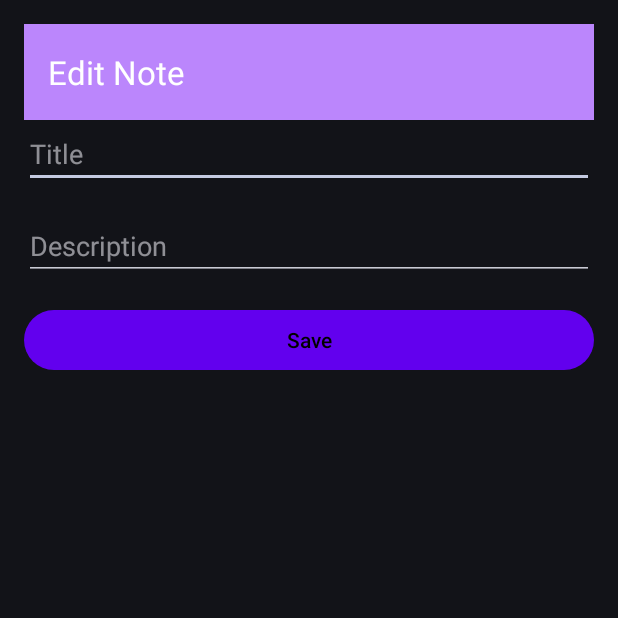
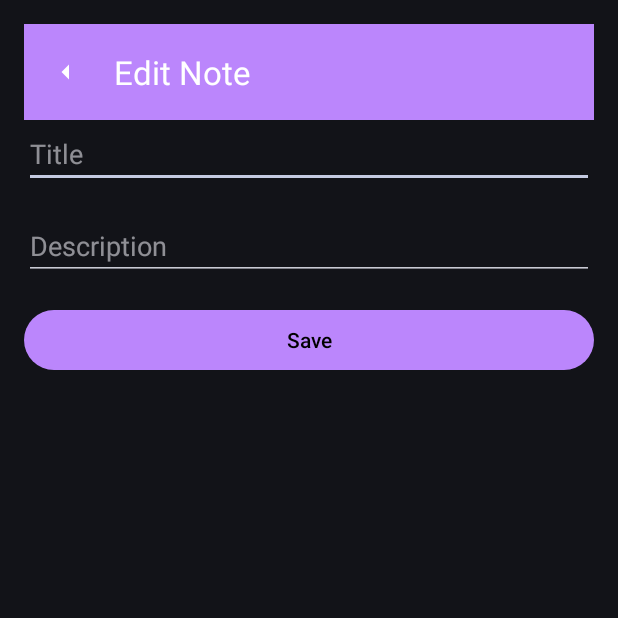
Before and after one commit to MeteorBlitz/note-taking-app, an Android app: the EditNoteActivity screen opened directly, with no data from a screen before it, on a phone screen of 412 x 824 dp, the top half of it. Run offline under Robolectric (Android 15) with nearby library versions, the phone set to English and light mode, and no system bars; our stand-ins replace Dagger/Hilt's generated code.

Commit message:
back button & title color added in add, edit page

```diff
--- a/app/src/main/java/com/example/note_taking_app/ui/edit/EditNoteActivity.kt
+++ b/app/src/main/java/com/example/note_taking_app/ui/edit/EditNoteActivity.kt
@@ -1,10 +1,12 @@
 package com.example.note_taking_app.ui.edit
 
 import android.os.Bundle
+import android.view.MenuItem
 import android.widget.Toast
 import androidx.activity.enableEdgeToEdge
 import androidx.activity.viewModels
 import androidx.appcompat.app.AppCompatActivity
+import androidx.core.content.ContextCompat
 import androidx.core.view.ViewCompat
 import androidx.core.view.WindowInsetsCompat
 import com.example.note_taking_app.R
@@ -24,6 +26,15 @@ class EditNoteActivity : AppCompatActivity() {
         super.onCreate(savedInstanceState)
         binding = ActivityEditNoteBinding.inflate(layoutInflater)
         setContentView(binding.root)
+
+        // Set up toolbar
+        setSupportActionBar(binding.toolbar)
+        supportActionBar?.title = "Edit Note"
+        binding.toolbar.setTitleTextColor(ContextCompat.getColor(this, R.color.white))
+
+        // Enable the Up button (back arrow)
+        supportActionBar?.setDisplayHomeAsUpEnabled(true)
+        supportActionBar?.setDisplayShowHomeEnabled(true)
 
 
         // Get the note ID passed from the previous screen
@@ -51,4 +62,15 @@ class EditNoteActivity : AppCompatActivity() {
             }
         }
     }
+
+    override fun onOptionsItemSelected(item: MenuItem): Boolean {
+        when (item.itemId) {
+            android.R.id.home -> {
+                // Handle the back button press using the new method
+                onBackPressedDispatcher.onBackPressed()
+                return true
+            }
+        }
+        return super.onOptionsItemSelected(item)
+    }
 }
--- /dev/null
+++ b/app/src/main/res/drawable/ic_arrow_back_white.xml
@@ -0,0 +1,10 @@
+<?xml version="1.0" encoding="utf-8"?>
+<vector xmlns:android="http://schemas.android.com/apk/res/android"
+    android:width="24dp"
+    android:height="24dp"
+    android:viewportWidth="24"
+    android:viewportHeight="24">
+    <path
+        android:fillColor="#FFFFFF"
+        android:pathData="M14,7L9,12L14,17"/>
+</vector>
--- a/app/src/main/res/layout/activity_edit_note.xml
+++ b/app/src/main/res/layout/activity_edit_note.xml
@@ -3,18 +3,16 @@
 <LinearLayout xmlns:android="http://schemas.android.com/apk/res/android"
     android:layout_width="match_parent"
     android:layout_height="match_parent"
-    xmlns:app="http://schemas.android.com/apk/res-auto"
     android:fitsSystemWindows="true"
     android:orientation="vertical"
     android:padding="16dp">
 
-    <com.google.android.material.appbar.MaterialToolbar
-        android:id="@+id/topAppBar"
+    <androidx.appcompat.widget.Toolbar
+        android:id="@+id/toolbar"
         android:layout_width="match_parent"
         android:layout_height="?attr/actionBarSize"
         android:background="?attr/colorPrimary"
-        android:theme="@style/ThemeOverlay.MaterialComponents.Dark.ActionBar"
-        app:title="Edit Note" />
+        android:elevation="4dp"/>
 
     <EditText
         android:id="@+id/etTitle"
--- a/app/src/main/res/values-night/themes.xml
+++ b/app/src/main/res/values-night/themes.xml
@@ -4,5 +4,7 @@
     <item name="colorPrimary">@color/colorPrimaryDark</item>
     <item name="colorPrimaryVariant">@color/colorPrimaryVariantDark</item>
     <item name="colorOnPrimary">@color/colorOnPrimaryDark</item>
+
+    <item name="android:homeAsUpIndicator">@drawable/ic_arrow_back_white</item>
 </style>
 </resources>
--- a/app/src/main/res/values/themes.xml
+++ b/app/src/main/res/values/themes.xml
@@ -5,5 +5,7 @@
     <item name="colorPrimaryVariant">@color/colorPrimaryVariantLight</item>
     <item name="colorOnPrimary">@color/colorOnPrimaryLight</item>
     <!-- Customize other attributes as needed -->
+
+    <item name="android:homeAsUpIndicator">@drawable/ic_arrow_back_white</item>
 </style>
 </resources>
```
Also changed, not shown: app/src/main/java/com/example/note_taking_app/ui/addnote/AddNoteActivity.kt (+23 -0 lines), app/src/main/res/layout/activity_add_note.xml (+3 -5 lines).
